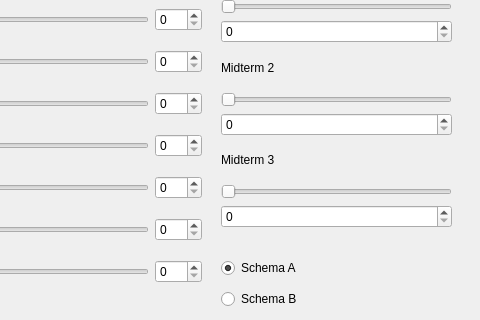
Old version of the form mainwindow.ui in the repository alexmme/grade_calculator; both pictures show x 109 to 589 and y 127 to 447 of the 589 by 531 pixel window.
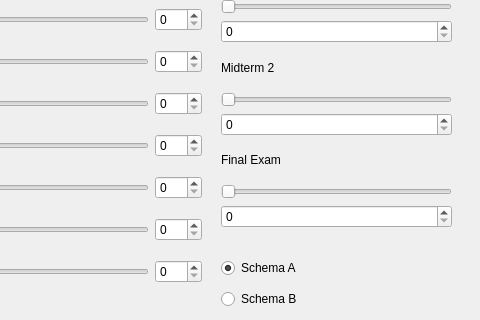
New version of the form.

Commit message: grading schemes coded

```diff
--- a/mainwindow.ui
+++ b/mainwindow.ui
@@ -382,7 +382,7 @@
        <item>
         <widget class="QLabel" name="midterm_label_3">
          <property name="text">
-          <string>Midterm 3</string>
+          <string>Final Exam</string>
          </property>
         </widget>
        </item>
```
Left out of the diff: 49 changed lines with no effect on the pictures. The commit also changes 2 other files.
